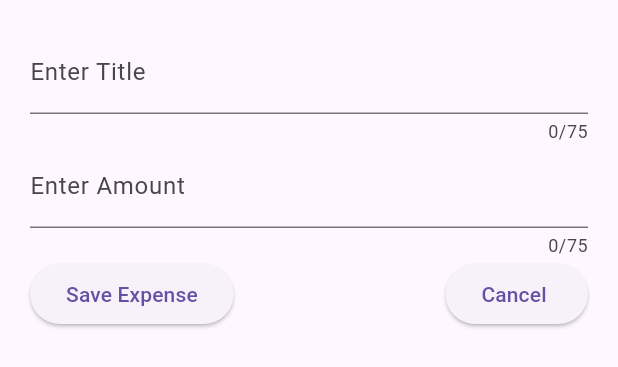
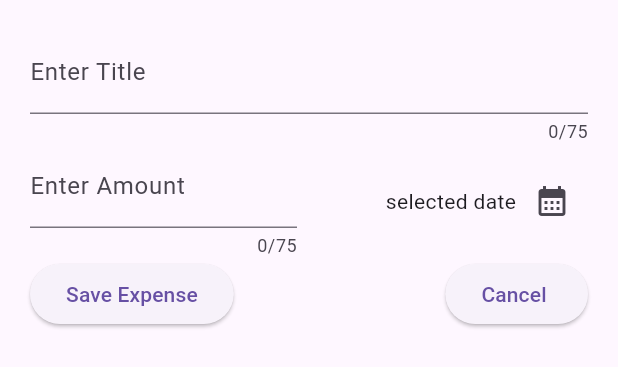
Before and after one commit to AsmaaJAH/FlutterDartUdemyCourseApp_TheCompleteGuide2023Edition, a Flutter app: the NewExpense widget shown alone on an empty page, opened directly, after a tap on "Save Expense", on a phone screen of 412 x 824 dp. Shown: the top 367 px of the screen. Run offline on Flutter 3.47's test engine with Material 2 defaults, Android fonts, the phone set to English and light mode, and no system bars; our stand-ins replace google_fonts.

Commit message:
DateTime

```diff
--- a/lib/section5_expense_tracker_app/widgets/new_expense.dart
+++ b/lib/section5_expense_tracker_app/widgets/new_expense.dart
@@ -11,6 +11,15 @@ class NewExpense extends StatefulWidget {
 class _NewExpenseState extends State<NewExpense> {
   final _titleController = TextEditingController();
   final _amountController = TextEditingController();
+  void _presentDatePicker() {
+    final now = DateTime.now();
+    final firstDate = DateTime(now.year - 1, now.month, now.day);
+    showDatePicker(
+        context: context,
+        initialDate: now,
+        firstDate: firstDate,
+        lastDate: now);
+  }
 
   @override
   void dispose() {
@@ -33,7 +42,10 @@ class _NewExpenseState extends State<NewExpense> {
               label: Text("Enter Title"),
             ),
           ),
-          TextField(
+          Row(
+            children: [
+              Expanded(
+                child: TextField(
                   controller: _amountController,
                   maxLength: 75,
                   keyboardType: TextInputType.number,
@@ -42,22 +54,38 @@ class _NewExpenseState extends State<NewExpense> {
                     label: Text("Enter Amount"),
                   ),
                 ),
+              ),
+              const SizedBox(width: 16),
+              Expanded(
+                child: Row(
+                  mainAxisAlignment: MainAxisAlignment.end,
+                  crossAxisAlignment: CrossAxisAlignment.center,
+                  children: [
+                    const Text('selected date'),
+                    IconButton(
+                      onPressed: _presentDatePicker,
+                      icon: const Icon(
+                        Icons.calendar_month,
+                      ),
+                    ),
+                  ],
+                ),
+              ),
+            ],
+          ),
           Row(
             children: [
               ElevatedButton(
                 onPressed: () {
-                  print(_titleController.text);
-                  print(_amountController.text);
-
+                  // print(_titleController.text);
+                  // print(_amountController.text);
                 },
                 child: const Text('Save Expense'),
               ),
               const Spacer(),
               ElevatedButton(
                 onPressed: () {
-                  print(_titleController.text);
-                  print(_amountController.text);
-
+                  Navigator.pop(context);
                 },
                 child: const Text('Cancel '),
               ),
```
Lines whose indentation alone changed are shown as unchanged.
